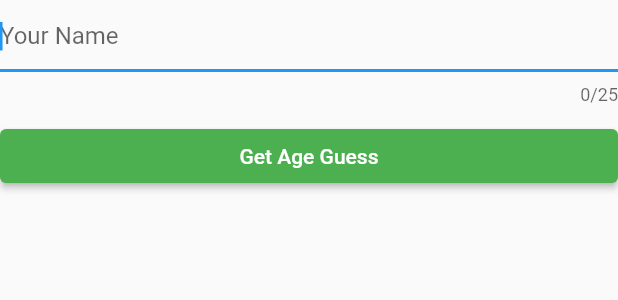
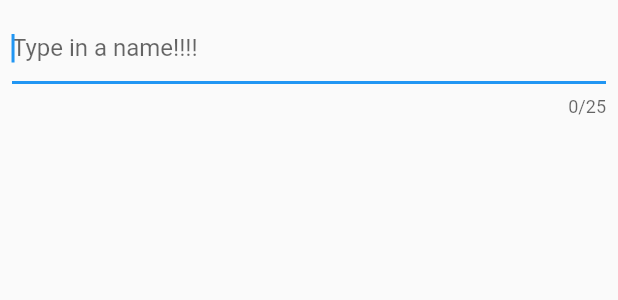
Before and after one commit to Tromp6/Bling_Application, a Flutter app: the AgeGuessForm widget shown alone on an empty page, opened directly, on a phone screen of 412 x 824 dp. Shown: the top 300 px of the screen. Run offline on Flutter 3.47's test engine with Material 2 defaults, Android fonts, the phone set to English and light mode, and no system bars; our stand-ins replace bloc, flutter_bloc, flutter_spinkit, form_field_validator, freezed_annotation, get_it; generated files the repository leaves out were written again.

Commit message:
feat: make form prettier

```diff
--- a/lib/age_guesser/presentation/view/widgets/age_guess_form.dart
+++ b/lib/age_guesser/presentation/view/widgets/age_guess_form.dart
@@ -23,6 +23,8 @@ class _AgeGuessFormState extends State<AgeGuessForm> {
       children: <Widget>[
         Form(
             key: _formKey,
+            child: Padding(
+              padding: const EdgeInsets.all(8.0),
               child: TextFormField(
                 validator: MultiValidator(
                   [
@@ -42,29 +44,16 @@ class _AgeGuessFormState extends State<AgeGuessForm> {
                 autovalidateMode: AutovalidateMode.onUserInteraction,
                 autofocus: true,
                 textCapitalization: TextCapitalization.words,
-              decoration: InputDecoration(hintText: 'Your Name'),
+                decoration: InputDecoration(hintText: 'Type in a name!!!!'),
                 onChanged: (value) {
                   _inputStr = value;
                 },
                 controller: _controller,
                 onEditingComplete: dispatchGuessAge,
                 showCursor: true,
+              ),
             )),
         const SizedBox(height: 10),
-        Row(
-          children: <Widget>[
-            Expanded(
-              child: ElevatedButton(
-                style: ButtonStyle(
-                  backgroundColor: MaterialStateProperty.all(Colors.green),
-                ),
-                onPressed: dispatchGuessAge,
-                child: const Text('Get Age Guess'),
-              ),
-            ),
-
-          ],
-        )
       ],
     );
   }
@@ -75,6 +64,4 @@ class _AgeGuessFormState extends State<AgeGuessForm> {
       BlocProvider.of<AgeGuessBloc>(context).add(GuessAge(_inputStr));
     }
   }
-
-
 }
```
Also changed, not shown: lib/age_guesser/presentation/view/age_guess_page.dart (+4 -5 lines). Lines whose indentation alone changed are shown as unchanged.
